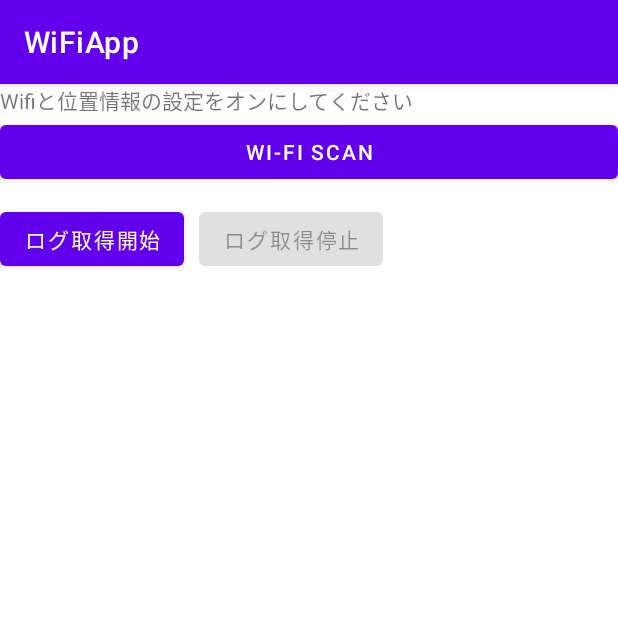
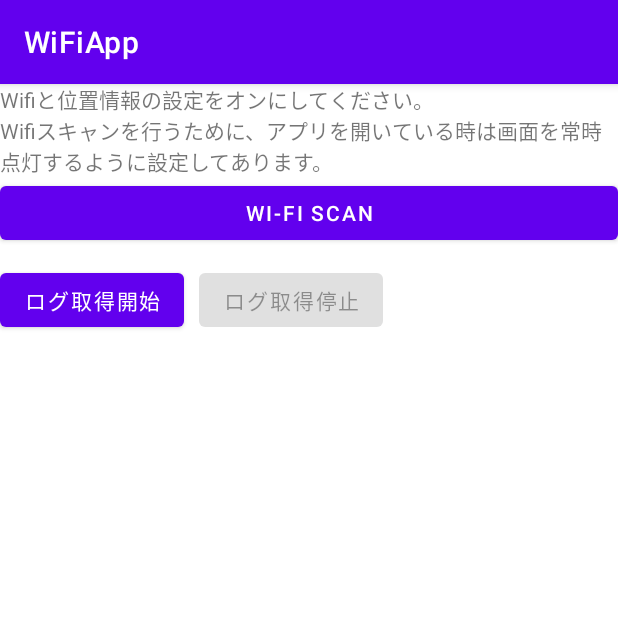
Before and after one commit to yoshiki-git/WiFiApp, an Android app: the screen it shows after launch (MainActivity), on a phone screen of 412 x 824 dp, the top half of it. Run offline under Robolectric (Android 15) with nearby library versions, the phone set to English and light mode, and no system bars; 1 statement that could not run was skipped.

Commit message:
・wifiInfoが更新されてない問題の修正 ・コメント追加 ・画面常時点灯設定追加

```diff
--- a/app/src/main/java/com/example/wifiapp/MainActivity.kt
+++ b/app/src/main/java/com/example/wifiapp/MainActivity.kt
@@ -13,6 +13,7 @@ import android.os.Bundle
 import android.os.Environment
 import android.provider.Settings
 import android.util.Log
+import android.view.WindowManager
 import android.widget.Button
 import android.widget.TextView
 import android.widget.Toast
@@ -21,8 +22,8 @@ import androidx.appcompat.app.AppCompatActivity
 import androidx.core.app.ActivityCompat
 
 class MainActivity : AppCompatActivity() {
-
-
+    //Wifiスキャン条件
+    //Wifiオン、位置情報オン、画面点灯、2分につき4回までの制限がある
     private val REQUEST_CODE : Int = 1000
     private val TAG ="TestApp"
     private val permissions = arrayOf(
@@ -45,6 +46,8 @@ class MainActivity : AppCompatActivity() {
     override fun onCreate(savedInstanceState: Bundle?) {
         super.onCreate(savedInstanceState)
         setContentView(R.layout.activity_main)
+        //画面を常時点灯設定にする。
+        window.addFlags(WindowManager.LayoutParams.FLAG_KEEP_SCREEN_ON)
 
         //permissionチェック
         if (Build.VERSION.SDK_INT >= Build.VERSION_CODES.R){
--- a/app/src/main/res/layout/activity_main.xml
+++ b/app/src/main/res/layout/activity_main.xml
@@ -12,7 +12,7 @@
         <TextView
             android:layout_width="wrap_content"
             android:layout_height="wrap_content"
-            android:text="@string/tv_warning"/>
+            android:text="Wifiと位置情報の設定をオンにしてください。\nWifiスキャンを行うために、アプリを開いている時は画面を常時点灯するように設定してあります。 "/>
         <Button
             android:id="@+id/btn_wifi_scan"
             android:text="@string/wifi_scan"
--- a/app/src/main/res/values/strings.xml
+++ b/app/src/main/res/values/strings.xml
@@ -3,5 +3,6 @@
     <string name="wifi_scan">Wi-Fi SCAN</string>
     <string name="btn_ser_start">ログ取得開始</string>
     <string name="btn_ser_stop">ログ取得停止</string>
-    <string name="tv_warning">Wifiと位置情報の設定をオンにしてください</string>
+    <string name="tv_warning">Wifiと位置情報の設定をオンにしてください。
+        \nWifiスキャンを行うために、アプリを開いている時は画面を常時点灯するように設定してあります。</string>
 </resources>
```
Also changed, not shown: app/src/main/java/com/example/wifiapp/MyService.kt (+23 -5 lines).
